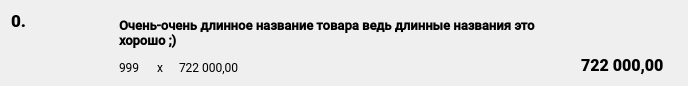
Above: app_modules/receiptModule/ui/checkItem.ui from CralixRaev/qtCashier before the change. Below: the same form after it.
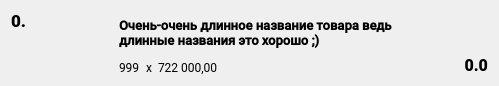
That is the form after the change. Icons and pictures are not drawn.

What changed in the file:
```diff
--- a/app_modules/receiptModule/ui/checkItem.ui
+++ b/app_modules/receiptModule/ui/checkItem.ui
@@ -6,14 +6,20 @@
    <rect>
     <x>0</x>
     <y>0</y>
-    <width>688</width>
-    <height>76</height>
+    <width>499</width>
+    <height>82</height>
    </rect>
   </property>
+  <property name="sizePolicy">
+   <sizepolicy hsizetype="MinimumExpanding" vsizetype="MinimumExpanding">
+    <horstretch>0</horstretch>
+    <verstretch>0</verstretch>
+   </sizepolicy>
+  </property>
   <property name="maximumSize">
    <size>
     <width>16777215</width>
-    <height>76</height>
+    <height>82</height>
    </size>
   </property>
   <property name="windowTitle">
@@ -41,10 +47,10 @@
       </font>
      </property>
      <property name="text">
-      <string>722 000,00</string>
+      <string>0.0</string>
      </property>
      <property name="alignment">
-      <set>Qt::AlignBottom|Qt::AlignLeading|Qt::AlignLeft</set>
+      <set>Qt::AlignBottom|Qt::AlignRight|Qt::AlignTrailing</set>
      </property>
     </widget>
    </item>
```
Left out of the diff: 10 changed lines with no effect on the pictures.
